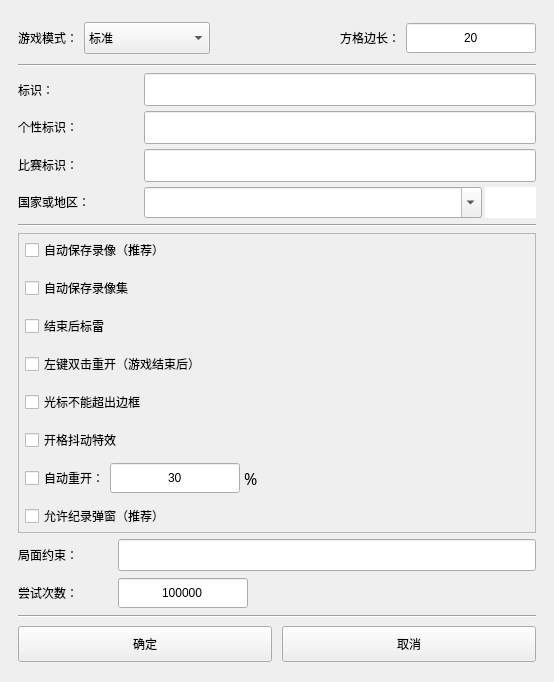
The window that uiFiles/ui_gs.ui (eee555/Metasweeper) describes before a commit, drawn with Qt 5.
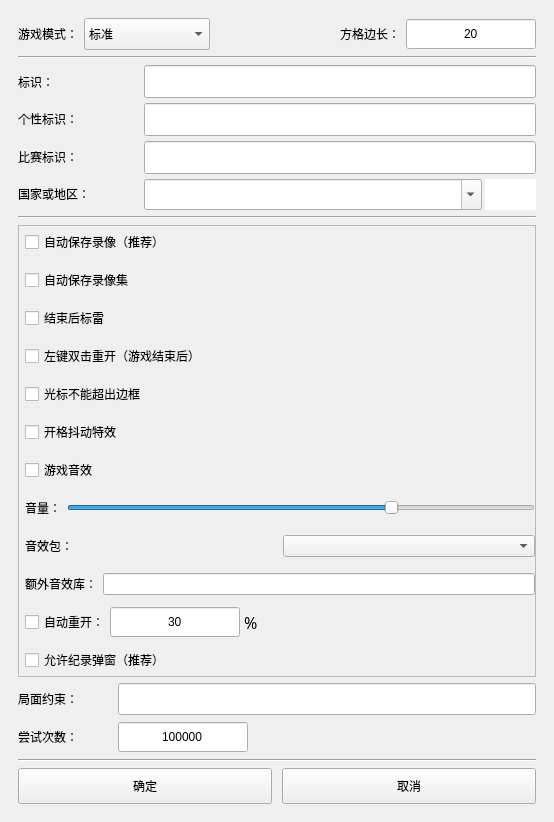
The same window after the commit. Custom widgets are drawn as their Qt base class.

Commit message:
feat: 新增游戏性音效系统与相关设置、命令及翻译
- 新增 utils/sound_manager.py 统一音效管理（优先级合并、QSoundEffect 懒加载、热更新配置）
- 新增 app/sound_applier.py、skin_manager 音效支持、随包音效资源与生成脚本
- main/superGUI/mineSweeperGUIEvent 接入开局/开格/双击/插拔旗/胜负等 cue
- 新增 SetSoundCommand 指令、游戏设置项、UI 与四语言 .ts 翻译更新
- 补充 test_sound_* 系列测试

What changed in the file:
```diff
--- a/uiFiles/ui_gs.ui
+++ b/uiFiles/ui_gs.ui
@@ -828,6 +828,153 @@
            </property>
           </widget>
          </item>
+         <item>
+          <widget class="QCheckBox" name="checkBox_sound_enabled">
+           <property name="minimumSize">
+            <size>
+             <width>0</width>
+             <height>32</height>
+            </size>
+           </property>
+           <property name="toolTip">
+            <string>开格、双击、插旗、开局、胜负等游戏性音效</string>
+           </property>
+           <property name="text">
+            <string>游戏音效</string>
+           </property>
+          </widget>
+         </item>
+         <item>
+          <widget class="QWidget" name="widget_sound_volume" native="true">
+           <property name="minimumSize">
+            <size>
+             <width>0</width>
+             <height>32</height>
+            </size>
+           </property>
+           <layout class="QHBoxLayout" name="horizontalLayout_sound_volume">
+            <property name="spacing">
+             <number>6</number>
+            </property>
+            <property name="leftMargin">
+             <number>0</number>
+            </property>
+            <property name="topMargin">
+             <number>0</number>
+            </property>
+            <property name="rightMargin">
+             <number>0</number>
+            </property>
+            <property name="bottomMargin">
+             <number>0</number>
+            </property>
+            <item>
+             <widget class="QLabel" name="label_sound_volume">
+              <property name="text">
+               <string>音量：</string>
+              </property>
+             </widget>
+            </item>
+            <item>
+             <widget class="QSlider" name="horizontalSlider_sound_volume">
+              <property name="focusPolicy">
+               <enum>Qt::ClickFocus</enum>
+              </property>
+              <property name="minimum">
+               <number>0</number>
+              </property>
+              <property name="maximum">
+               <number>100</number>
+              </property>
+              <property name="value">
+               <number>70</number>
+              </property>
+              <property name="orientation">
+               <enum>Qt::Horizontal</enum>
+              </property>
+             </widget>
+            </item>
+           </layout>
+          </widget>
+         </item>
+         <item>
+          <widget class="QWidget" name="widget_sound_pack" native="true">
+           <property name="minimumSize">
+            <size>
+             <width>0</width>
+             <height>32</height>
+            </size>
+           </property>
+           <layout class="QHBoxLayout" name="horizontalLayout_sound_pack">
+            <property name="spacing">
+             <number>6</number>
+            </property>
+            <property name="leftMargin">
+             <number>0</number>
+            </property>
+            <property name="topMargin">
+             <number>0</number>
+            </property>
+            <property name="rightMargin">
+             <number>0</number>
+            </property>
+            <property name="bottomMargin">
+             <number>0</number>
+            </property>
+            <item>
+             <widget class="QLabel" name="label_sound_pack">
+              <property name="text">
+               <string>音效包：</string>
+              </property>
+             </widget>
+            </item>
+            <item>
+             <widget class="QComboBox" name="comboBox_sound_pack"/>
+            </item>
+           </layout>
+          </widget>
+         </item>
+         <item>
+          <widget class="QWidget" name="widget_sound_extra" native="true">
+           <property name="minimumSize">
+            <size>
+             <width>0</width>
+             <height>32</height>
+            </size>
+           </property>
+           <layout class="QHBoxLayout" name="horizontalLayout_sound_extra">
+            <property name="spacing">
+             <number>6</number>
+            </property>
+            <property name="leftMargin">
+             <number>0</number>
+            </property>
+            <property name="topMargin">
+             <number>0</number>
+            </property>
+            <property name="rightMargin">
+             <number>0</number>
+            </property>
+            <property name="bottomMargin">
+             <number>0</number>
+            </property>
+            <item>
+             <widget class="QLabel" name="label_sound_extra">
+              <property name="text">
+               <string>额外音效库：</string>
+              </property>
+             </widget>
+            </item>
+            <item>
+             <widget class="QLineEdit" name="lineEdit_sound_extra_dir">
+              <property name="toolTip">
+               <string>留空则使用 media/sounds；填写后与自带音效包合并</string>
+              </property>
+             </widget>
+            </item>
+           </layout>
+          </widget>
+         </item>
          <item>
           <widget class="QWidget" name="widget_4" native="true">
            <property name="minimumSize">
```
The commit also changes 43 other files.
